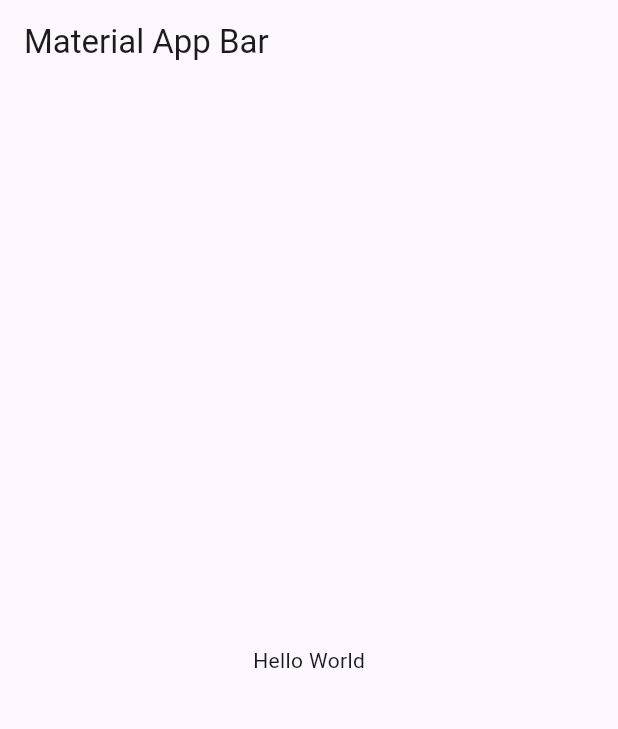
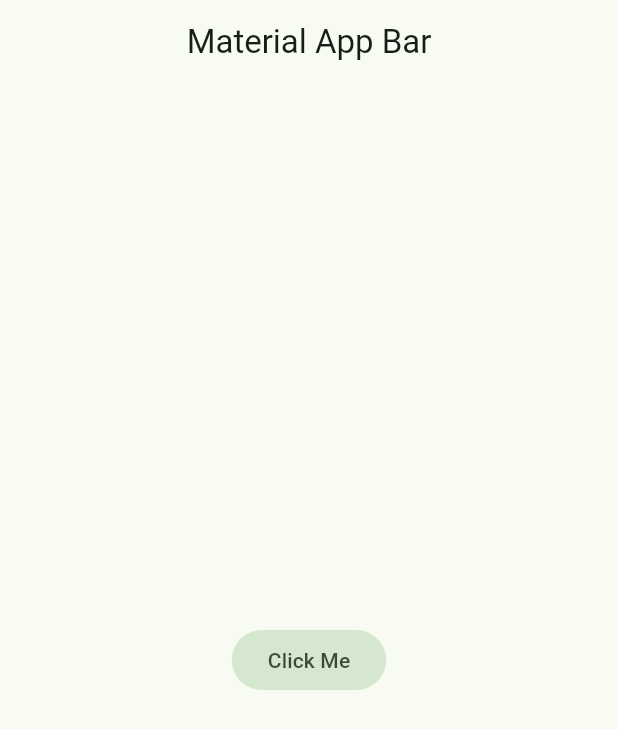
Before and after one commit to JhonnSantiagoBernalJuradoCampus/Yes-No-App, a Flutter app: the screen it shows after launch, on a phone screen of 412 x 824 dp. Shown: the top 729 px of the screen. Run offline on Flutter 3.47's test engine with Material 3 defaults, Android fonts, the phone set to English and light mode, and no system bars.

Commit message:
Agregando tema de colores dinamico

```diff
--- /dev/null
+++ b/lib/config/theme/app_theme.dart
@@ -0,0 +1,28 @@
+import 'package:flutter/material.dart';
+
+
+const Color _customColor = Color(0xFF5C11D4);
+const List<Color> _colorThemes = [
+  _customColor,
+  Colors.blue,
+  Colors.teal,
+  Colors.green,
+  Colors.yellow,
+  Colors.orange,
+  Colors.pink,
+];
+
+class AppTheme {
+
+  final int selectedColor;
+  AppTheme({this.selectedColor = 0}):assert(selectedColor>=0 && selectedColor<=6, 'Colors must be between 0 and 6');
+
+
+  ThemeData themeData(){
+    return ThemeData(
+      useMaterial3: true,
+
+      colorSchemeSeed: _colorThemes[selectedColor],
+    );
+  }
+}
--- a/lib/main.dart
+++ b/lib/main.dart
@@ -1,4 +1,5 @@
 import 'package:flutter/material.dart';
+import 'package:flutter_2/config/theme/app_theme.dart';
 
 void main() => runApp(const MyApp());
 
@@ -9,12 +10,18 @@ class MyApp extends StatelessWidget {
   Widget build(BuildContext context) {
     return MaterialApp(
       title: 'Yes No App',
+      debugShowCheckedModeBanner: false,
+      theme: AppTheme(selectedColor: 3).themeData(),
       home: Scaffold(
         appBar: AppBar(
+          centerTitle: true,
           title: const Text('Material App Bar'),
         ),
-        body: const Center(
-          child: Text('Hello World'),
+        body:  Center(
+          child: FilledButton.tonal(
+            onPressed: (){},
+            child: const Text('Click Me'),
+          ),
         ),
       ),
     );
```
